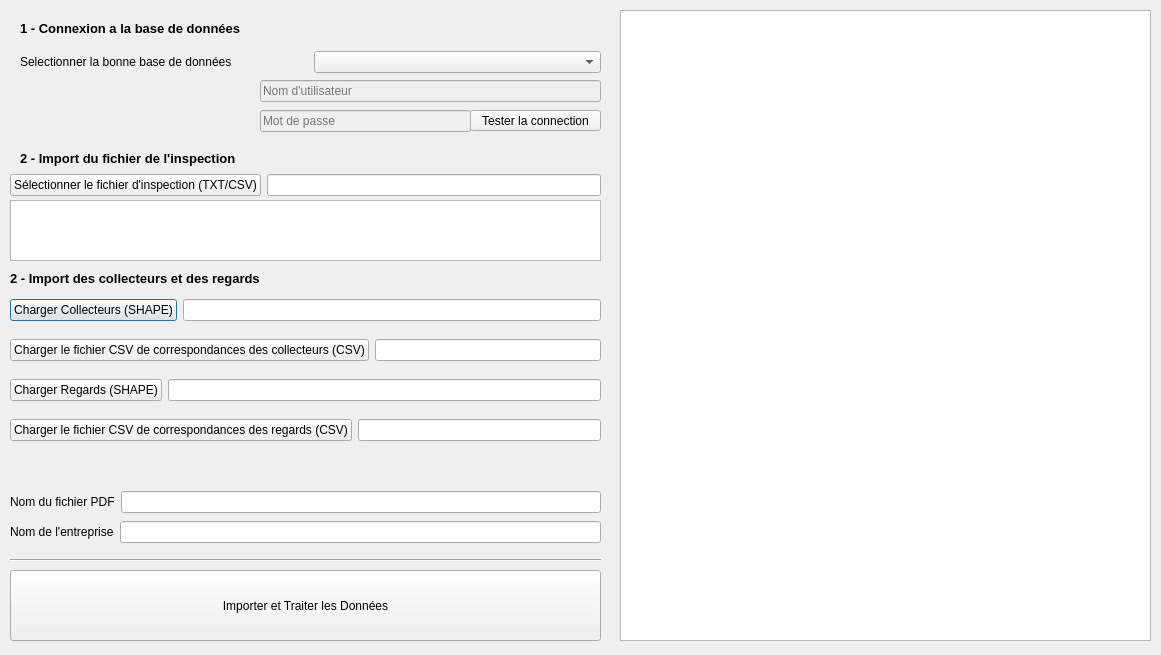
First picture: the form in ITV_PLUGIN/itv_interface.ui, repository naomis/itv_plugin, before the edit.
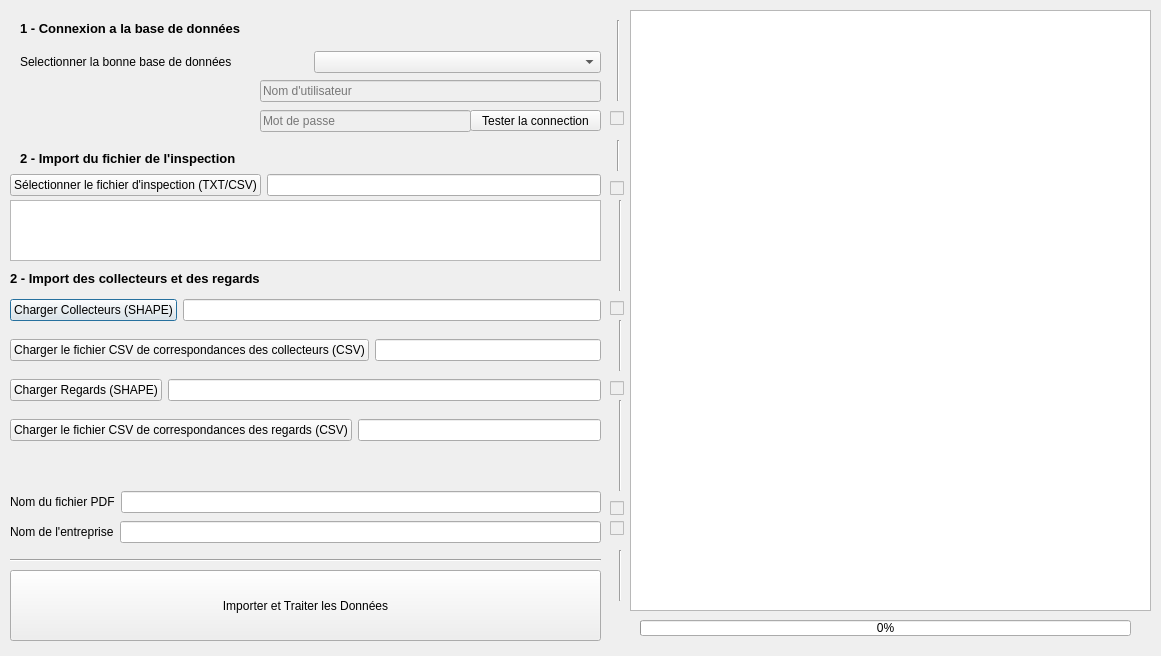
Second picture: the form after the edit.

Commit message: ajout vues

The edit to the form file:
```diff
--- a/ITV_PLUGIN/itv_interface.ui
+++ b/ITV_PLUGIN/itv_interface.ui
@@ -7,7 +7,7 @@
     <x>0</x>
     <y>0</y>
     <width>1161</width>
-    <height>655</height>
+    <height>656</height>
    </rect>
   </property>
   <property name="windowTitle">
@@ -19,10 +19,10 @@
    </property>
    <property name="geometry">
     <rect>
-     <x>620</x>
+     <x>630</x>
      <y>10</y>
-     <width>531</width>
-     <height>631</height>
+     <width>521</width>
+     <height>601</height>
     </rect>
    </property>
    <property name="font">
@@ -375,6 +375,229 @@
     <string>Tester la connection</string>
    </property>
   </widget>
+  <widget class="QCheckBox" name="checkBox_connection">
+   <property name="enabled">
+    <bool>false</bool>
+   </property>
+   <property name="geometry">
+    <rect>
+     <x>610</x>
+     <y>110</y>
+     <width>16</width>
+     <height>16</height>
+    </rect>
+   </property>
+   <property name="mouseTracking">
+    <bool>false</bool>
+   </property>
+   <property name="text">
+    <string/>
+   </property>
+   <property name="autoRepeatDelay">
+    <number>100</number>
+   </property>
+  </widget>
+  <widget class="QCheckBox" name="checkBox_inspection">
+   <property name="enabled">
+    <bool>false</bool>
+   </property>
+   <property name="geometry">
+    <rect>
+     <x>610</x>
+     <y>180</y>
+     <width>16</width>
+     <height>16</height>
+    </rect>
+   </property>
+   <property name="mouseTracking">
+    <bool>false</bool>
+   </property>
+   <property name="text">
+    <string/>
+   </property>
+   <property name="autoRepeatDelay">
+    <number>100</number>
+   </property>
+  </widget>
+  <widget class="QCheckBox" name="checkBox_collecteurs">
+   <property name="enabled">
+    <bool>false</bool>
+   </property>
+   <property name="geometry">
+    <rect>
+     <x>610</x>
+     <y>300</y>
+     <width>16</width>
+     <height>16</height>
+    </rect>
+   </property>
+   <property name="mouseTracking">
+    <bool>false</bool>
+   </property>
+   <property name="text">
+    <string/>
+   </property>
+   <property name="autoRepeatDelay">
+    <number>100</number>
+   </property>
+  </widget>
+  <widget class="QCheckBox" name="checkBox_regards">
+   <property name="enabled">
+    <bool>false</bool>
+   </property>
+   <property name="geometry">
+    <rect>
+     <x>610</x>
+     <y>380</y>
+     <width>16</width>
+     <height>16</height>
+    </rect>
+   </property>
+   <property name="mouseTracking">
+    <bool>false</bool>
+   </property>
+   <property name="text">
+    <string/>
+   </property>
+   <property name="autoRepeatDelay">
+    <number>100</number>
+   </property>
+  </widget>
+  <widget class="QCheckBox" name="checkBox_pdf">
+   <property name="enabled">
+    <bool>false</bool>
+   </property>
+   <property name="geometry">
+    <rect>
+     <x>610</x>
+     <y>500</y>
+     <width>16</width>
+     <height>16</height>
+    </rect>
+   </property>
+   <property name="mouseTracking">
+    <bool>false</bool>
+   </property>
+   <property name="text">
+    <string/>
+   </property>
+   <property name="autoRepeatDelay">
+    <number>100</number>
+   </property>
+  </widget>
+  <widget class="QCheckBox" name="checkBox_entreprise">
+   <property name="enabled">
+    <bool>false</bool>
+   </property>
+   <property name="geometry">
+    <rect>
+     <x>610</x>
+     <y>520</y>
+     <width>16</width>
+     <height>16</height>
+    </rect>
+   </property>
+   <property name="mouseTracking">
+    <bool>false</bool>
+   </property>
+   <property name="text">
+    <string/>
+   </property>
+   <property name="autoRepeatDelay">
+    <number>100</number>
+   </property>
+  </widget>
+  <widget class="Line" name="line_2">
+   <property name="geometry">
+    <rect>
+     <x>610</x>
+     <y>20</y>
+     <width>16</width>
+     <height>81</height>
+    </rect>
+   </property>
+   <property name="orientation">
+    <enum>Qt::Vertical</enum>
+   </property>
+  </widget>
+  <widget class="Line" name="line_3">
+   <property name="geometry">
+    <rect>
+     <x>610</x>
+     <y>140</y>
+     <width>16</width>
+     <height>31</height>
+    </rect>
+   </property>
+   <property name="orientation">
+    <enum>Qt::Vertical</enum>
+   </property>
+  </widget>
+  <widget class="Line" name="line_4">
+   <property name="geometry">
+    <rect>
+     <x>610</x>
+     <y>200</y>
+     <width>20</width>
+     <height>91</height>
+    </rect>
+   </property>
+   <property name="orientation">
+    <enum>Qt::Vertical</enum>
+   </property>
+  </widget>
+  <widget class="Line" name="line_5">
+   <property name="geometry">
+    <rect>
+     <x>610</x>
+     <y>320</y>
+     <width>20</width>
+     <height>51</height>
+    </rect>
+   </property>
+   <property name="orientation">
+    <enum>Qt::Vertical</enum>
+   </property>
+  </widget>
+  <widget class="Line" name="line_6">
+   <property name="geometry">
+    <rect>
+     <x>610</x>
+     <y>400</y>
+     <width>20</width>
+     <height>91</height>
+    </rect>
+   </property>
+   <property name="orientation">
+    <enum>Qt::Vertical</enum>
+   </property>
+  </widget>
+  <widget class="Line" name="line_7">
+   <property name="geometry">
+    <rect>
+     <x>610</x>
+     <y>550</y>
+     <width>20</width>
+     <height>51</height>
+    </rect>
+   </property>
+   <property name="orientation">
+    <enum>Qt::Vertical</enum>
+   </property>
+  </widget>
+  <widget class="QProgressBar" name="progressBar">
+   <property name="geometry">
+    <rect>
+     <x>640</x>
+     <y>620</y>
+     <width>491</width>
+     <height>16</height>
+    </rect>
+   </property>
+   <property name="value">
+    <number>0</number>
+   </property>
+  </widget>
  </widget>
  <tabstops>
   <tabstop>pushButton</tabstop>
```
Left out of the diff: 3 changed lines with no effect on the pictures. The commit also changes 2 other files.
